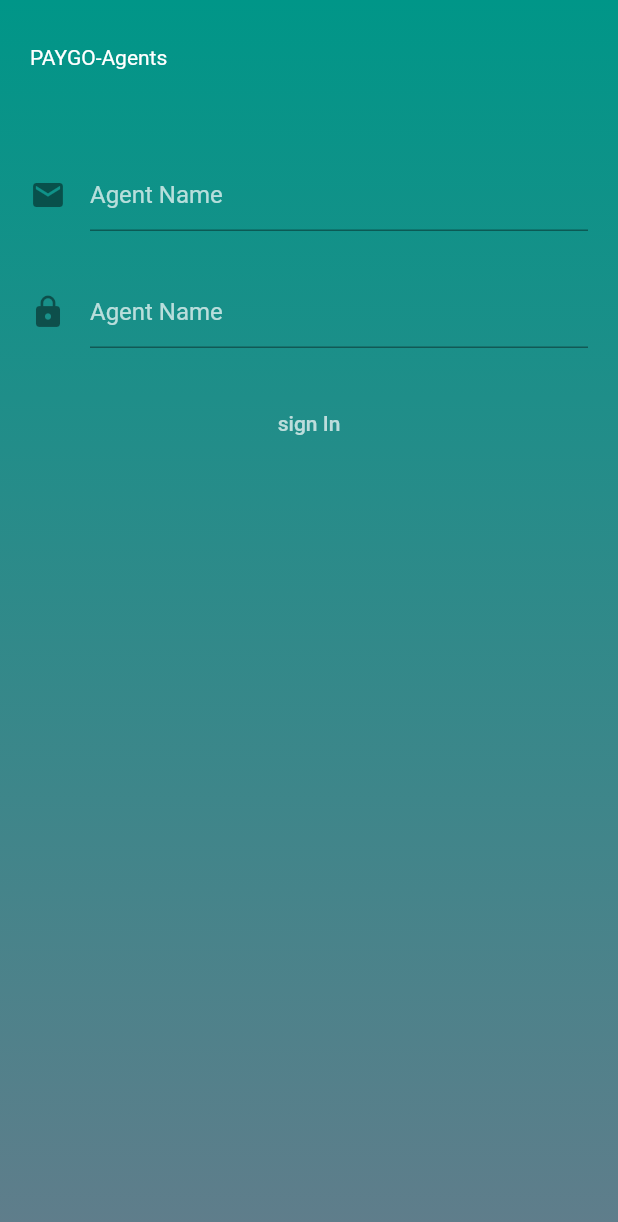
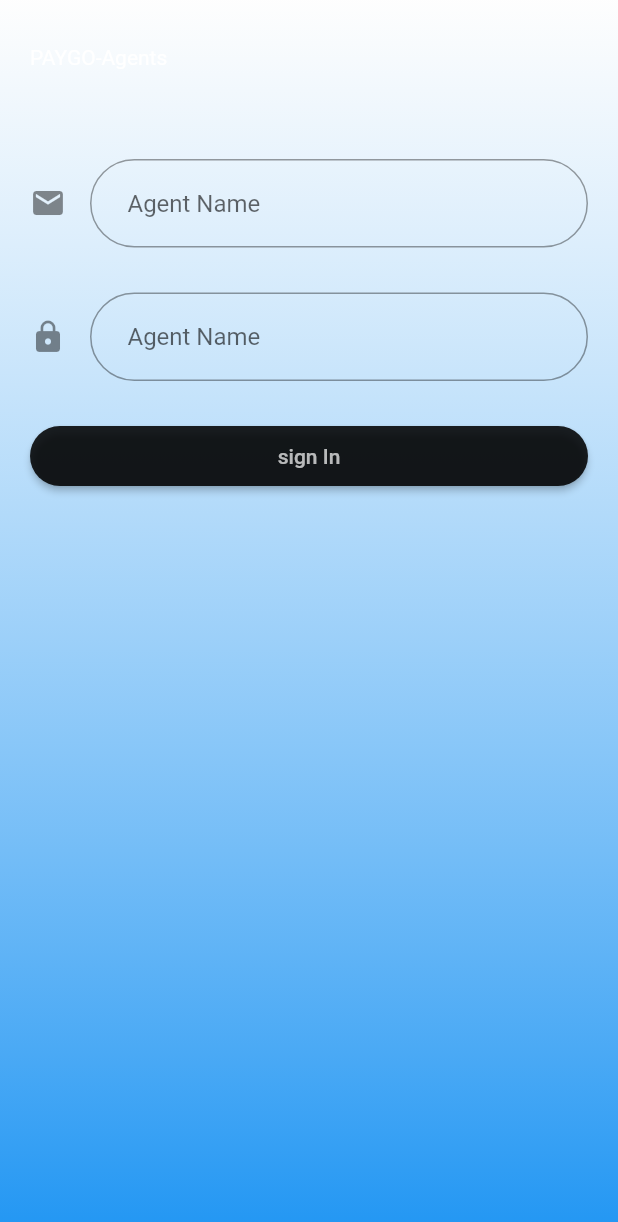
Before and after one commit to Steco17/PAYGO-PEG-, a Flutter app: the screen it shows after launch, on a phone screen of 412 x 824 dp. Shown: the top 1222 px of the screen. Run offline on Flutter 3.47's test engine with Material 2 defaults, Android fonts, the phone set to English and light mode, and no system bars; our stand-ins replace shared_preferences; network calls fail; project files that could hold a hidden picture were left out.

Commit message:
fix: mobile login and cistomer display

```diff
--- a/Mobile/paygo/lib/login_page.dart
+++ b/Mobile/paygo/lib/login_page.dart
@@ -26,7 +26,7 @@ class _LoginPageState extends State<LoginPage> {
       body: Container(
         decoration: const BoxDecoration(
         gradient: LinearGradient(
-          colors: [Colors.teal, Colors.blueGrey],
+          colors: [Colors.white70, Colors.blue],
           begin: Alignment.topCenter,
           end: Alignment.bottomCenter),
         ),
@@ -70,11 +70,14 @@ class _LoginPageState extends State<LoginPage> {
   TextFormField txtUsername(String title, IconData icon){
     return TextFormField(
       controller: agentController,
-      style: const TextStyle(color: Colors.white70),
+      style: const TextStyle(color: Colors.black45),
       decoration: InputDecoration(
         hintText: title,
-        hintStyle: const TextStyle(color: Colors.white70),
-        icon: Icon(icon)
+          contentPadding: const EdgeInsets.symmetric(horizontal: 25, vertical: 20),
+          icon: Icon(icon),
+          border: OutlineInputBorder(
+              borderRadius: BorderRadius.circular(50.0)
+          )
       ),
     );
   }
@@ -83,11 +86,14 @@ class _LoginPageState extends State<LoginPage> {
     return TextFormField(
       controller: passwordController,
       obscureText: true,
-      style: const TextStyle(color: Colors.white70),
+      style: const TextStyle(color: Colors.black45),
       decoration: InputDecoration(
           hintText: 'Agent Name',
-          hintStyle: const TextStyle(color: Colors.white70),
-          icon: Icon(icon)
+          contentPadding: const EdgeInsets.symmetric(horizontal: 25, vertical: 20),
+          icon: Icon(icon),
+          border: OutlineInputBorder(
+              borderRadius: BorderRadius.circular(50.0)
+          )
       ),
     );
   }
@@ -98,29 +104,29 @@ class _LoginPageState extends State<LoginPage> {
       height: 40.0,
       margin: const EdgeInsets.only(top: 30.0),
       padding: const EdgeInsets.symmetric(horizontal: 20.0),
-      child: TextButton(
+      child: RaisedButton(
         onPressed: (){
           setState(() {
             _isLoading = true;
           });
           signIn(agentController.text, passwordController.text);
         },
-        style: ButtonStyle(
-          overlayColor: MaterialStateProperty.resolveWith<Color?>(
-                  (Set<MaterialState> states) {
-                if (states.contains(MaterialState.focused)) {
-                  return Colors.blueGrey;
-                }
-                return null; // Defer to the widget's default.
-              }
-          ),
+        color: Colors.black87,
+        shape: RoundedRectangleBorder(
+            borderRadius: BorderRadius.circular(50)
         ),
         child: const Text("sign In", style: TextStyle(color: Colors.white70),),
       ),
     );
   }
 
+
+
    signIn(String username, String password)async {
+    ///creating the sing in function which will get the username and passwords from the
+     ///login form and sends it va the longin api lin to the server which will in turn authenticate
+     ///the agent and return an authorization code. this code will be stored to keep the agent logged in
+     ///after the token returned, the home page is opened.
     Map data = {
       'username': username,
       'password': password
@@ -128,7 +134,7 @@ class _LoginPageState extends State<LoginPage> {
     var jsonData;
     SharedPreferences sharedPreferences = await SharedPreferences.getInstance();
     var  url=
-    Uri.parse('https://paygoapp.herokupeg.com/api/v1/dj-rest-auth/login/');
+    Uri.parse('https://paygoapp.herokuapp.com/api/v1/dj-rest-auth/login/');
 
     var response = await http.post(
         url,
--- a/Mobile/paygo/pubspec.yaml
+++ b/Mobile/paygo/pubspec.yaml
@@ -37,6 +37,7 @@ dependencies:
   http: ^0.13.4
   shared_preferences: any
   intl: ^0.17.0
+  search_page: ^2.0.0+1
 
 dev_dependencies:
   flutter_test:
```
Also changed, not shown: Mobile/paygo/lib/main.dart (+35 -36 lines), Mobile/paygo/pubspec.lock, 1 other file.
